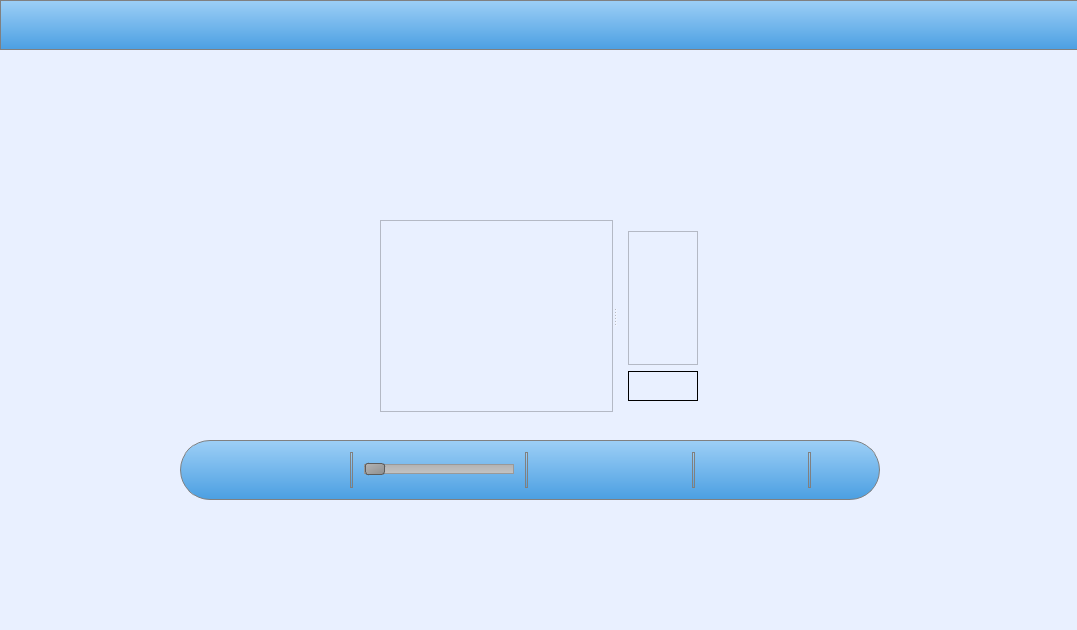
First picture: the form in ui/mainwindow.ui, repository bduminiuc/imageviewver, before the edit.
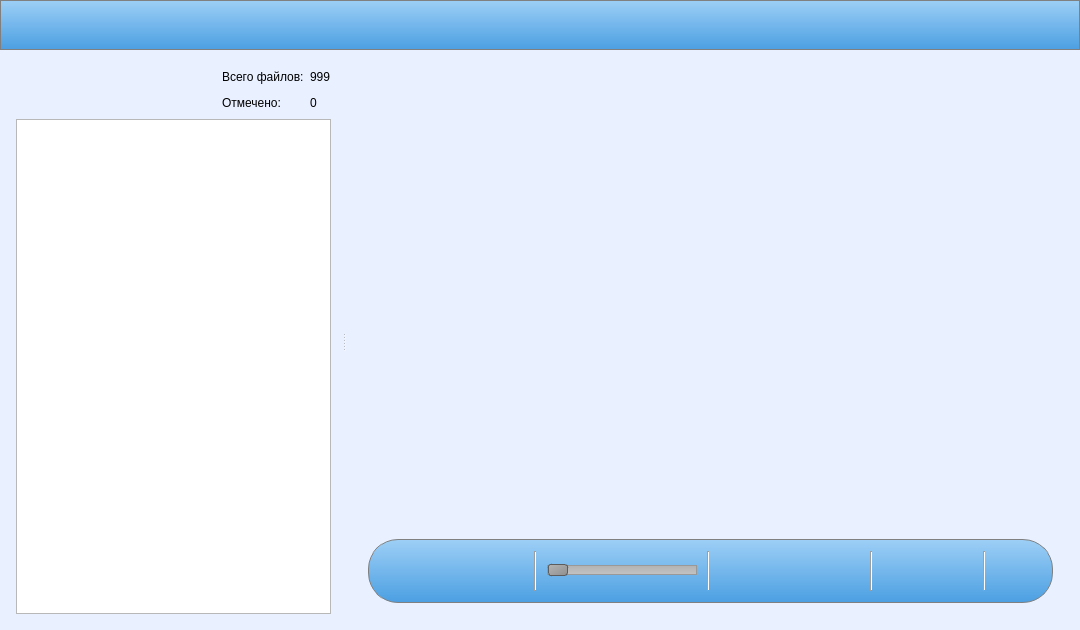
Second picture: the form after the edit. Icons and pictures are not drawn.

What changed in the file:
```diff
--- a/ui/mainwindow.ui
+++ b/ui/mainwindow.ui
@@ -6,7 +6,7 @@
    <rect>
     <x>0</x>
     <y>0</y>
-    <width>1077</width>
+    <width>1080</width>
     <height>630</height>
    </rect>
   </property>
@@ -18,42 +18,265 @@
     <normaloff>:/icons/images/Picture-Viewer-icon.ico</normaloff>:/icons/images/Picture-Viewer-icon.ico</iconset>
   </property>
   <property name="styleSheet">
-   <string notr="true">background-color: rgb(233, 240, 255);</string>
+   <string notr="true">QMainWindow#MainWindow { 
+	background-color: rgb(233, 240, 255);
+}
+
+QSplitter#splitter { margin: 0 5px; }
+
+QFrame#headerFrame, QFrame#toolBarFrame { 
+	background-color: qlineargradient(spread:pad, x1:0.5, y1:0, x2:0.5, y2:1, stop:0 rgba(157, 207, 246, 255), stop:0.5 rgba(116, 183, 236, 255), stop:1 rgba(75, 159, 226, 255));
+	border-radius: 30px;
+	border: 1px solid gray;
+}
+QPushButton {
+	background-color: transparent;
+	border-radius: 20px;
+}
+
+QPushButton:hover:!pressed {
+background-color: qlineargradient(spread:pad, x1:0.5, y1:0, x2:0.5, y2:1, stop:0 rgba(177, 227, 255, 255), stop:0.5 rgba(136, 203, 255, 255), stop:1 rgba(95, 179, 246, 255));
+}
+
+QPushButton:pressed {
+	background-color: qlineargradient(spread:pad, x1:0.5, y1:0, x2:0.5, y2:1, stop:0 rgba(255, 255, 255, 255), stop:1 rgba(230, 230, 230, 255));
+}</string>
   </property>
   <widget class="QWidget" name="centralWidget">
+   <layout class="QVBoxLayout" name="verticalLayout_2">
+    <property name="leftMargin">
+     <number>0</number>
+    </property>
+    <property name="topMargin">
+     <number>0</number>
+    </property>
+    <property name="rightMargin">
+     <number>0</number>
+    </property>
+    <property name="bottomMargin">
+     <number>5</number>
+    </property>
+    <item>
+     <widget class="QFrame" name="headerFrame">
+      <property name="minimumSize">
+       <size>
+        <width>0</width>
+        <height>50</height>
+       </size>
+      </property>
+      <property name="maximumSize">
+       <size>
+        <width>16777215</width>
+        <height>50</height>
+       </size>
+      </property>
+      <property name="styleSheet">
+       <string notr="true"/>
+      </property>
+      <property name="frameShape">
+       <enum>QFrame::StyledPanel</enum>
+      </property>
+      <property name="frameShadow">
+       <enum>QFrame::Raised</enum>
+      </property>
+      <layout class="QHBoxLayout" name="horizontalLayout_2">
+       <property name="topMargin">
+        <number>1</number>
+       </property>
+       <property name="bottomMargin">
+        <number>1</number>
+       </property>
+       <item>
+        <widget class="QPushButton" name="pushButtonOpen">
+         <property name="minimumSize">
+          <size>
+           <width>40</width>
+           <height>40</height>
+          </size>
+         </property>
+         <property name="maximumSize">
+          <size>
+           <width>40</width>
+           <height>40</height>
+          </size>
+         </property>
+         <property name="toolTip">
+          <string>Открыть</string>
+         </property>
+         <property name="styleSheet">
+          <string notr="true">border: none;</string>
+         </property>
+         <property name="text">
+          <string/>
+         </property>
+         <property name="icon">
+          <iconset resource="resources.qrc">
+           <normaloff>:/icons/images/Open.ico</normaloff>:/icons/images/Open.ico</iconset>
+         </property>
+         <property name="iconSize">
+          <size>
+           <width>24</width>
+           <height>24</height>
+          </size>
+         </property>
+        </widget>
+       </item>
+       <item>
+        <spacer name="horizontalSpacer">
+         <property name="orientation">
+          <enum>Qt::Horizontal</enum>
+         </property>
+         <property name="sizeHint" stdset="0">
+          <size>
+           <width>920</width>
+           <height>20</height>
+          </size>
+         </property>
+        </spacer>
+       </item>
+       <item>
+        <widget class="QPushButton" name="pushButtonHelp">
+         <property name="minimumSize">
+          <size>
+           <width>40</width>
+           <height>40</height>
+          </size>
+         </property>
+         <property name="maximumSize">
+          <size>
+           <width>40</width>
+           <height>40</height>
+          </size>
+         </property>
+         <property name="toolTip">
+          <string>Помощь</string>
+         </property>
+         <property name="text">
+          <string/>
+         </property>
+         <property name="icon">
+          <iconset resource="resources.qrc">
+           <normaloff>:/icons/images/Help.ico</normaloff>:/icons/images/Help.ico</iconset>
+         </property>
+         <property name="iconSize">
+          <size>
+           <width>24</width>
+           <height>24</height>
+          </size>
+         </property>
+        </widget>
+       </item>
+       <item>
+        <widget class="QPushButton" name="pushButtonSettings">
+         <property name="minimumSize">
+          <size>
+           <width>40</width>
+           <height>40</height>
+          </size>
+         </property>
+         <property name="maximumSize">
+          <size>
+           <width>40</width>
+           <height>40</height>
+          </size>
+         </property>
+         <property name="toolTip">
+          <string>Настройки</string>
+         </property>
+         <property name="text">
+          <string/>
+         </property>
+         <property name="icon">
+          <iconset resource="resources.qrc">
+           <normaloff>:/icons/images/Settings.ico</normaloff>:/icons/images/Settings.ico</iconset>
+         </property>
+         <property name="iconSize">
+          <size>
+           <width>24</width>
+           <height>24</height>
+          </size>
+         </property>
+        </widget>
+       </item>
+      </layout>
+     </widget>
+    </item>
+    <item>
    <widget class="QSplitter" name="splitter">
-    <property name="geometry">
-     <rect>
-      <x>380</x>
-      <y>220</y>
-      <width>329</width>
-      <height>192</height>
-     </rect>
+      <property name="styleSheet">
+       <string notr="true"/>
     </property>
     <property name="orientation">
      <enum>Qt::Horizontal</enum>
     </property>
-    <property name="childrenCollapsible">
-     <bool>false</bool>
-    </property>
-    <widget class="QTreeView" name="treeView">
-     <property name="minimumSize">
+      <widget class="QWidget" name="">
+       <layout class="QGridLayout" name="gridLayout">
+        <item row="0" column="0">
+         <spacer name="horizontalSpacer_2">
+          <property name="orientation">
+           <enum>Qt::Horizontal</enum>
+          </property>
+          <property name="sizeHint" stdset="0">
       <size>
-       <width>150</width>
-       <height>0</height>
-      </size>
-     </property>
-     <property name="maximumSize">
+            <width>40</width>
+            <height>20</height>
+           </size>
+          </property>
+         </spacer>
+        </item>
+        <item row="0" column="1">
+         <widget class="QLabel" name="label">
+          <property name="text">
+           <string>Всего файлов:</string>
+          </property>
+         </widget>
+        </item>
+        <item row="0" column="2">
+         <widget class="QLabel" name="label_2">
+          <property name="text">
+           <string>999</string>
+          </property>
+         </widget>
+        </item>
+        <item row="1" column="0">
+         <spacer name="horizontalSpacer_3">
+          <property name="orientation">
+           <enum>Qt::Horizontal</enum>
+          </property>
+          <property name="sizeHint" stdset="0">
       <size>
-       <width>300</width>
-       <height>16777215</height>
-      </size>
-     </property>
-    </widget>
-    <widget class="QWidget" name="layoutWidget">
+            <width>40</width>
+            <height>20</height>
+           </size>
+          </property>
+         </spacer>
+        </item>
+        <item row="1" column="1">
+         <widget class="QLabel" name="label_3">
+          <property name="text">
+           <string>Отмечено:</string>
+          </property>
+         </widget>
+        </item>
+        <item row="1" column="2">
+         <widget class="QLabel" name="label_4">
+          <property name="text">
+           <string>0</string>
+          </property>
+         </widget>
+        </item>
+        <item row="2" column="0" colspan="3">
+         <widget class="QTreeView" name="treeView"/>
+        </item>
+       </layout>
+      </widget>
+      <widget class="QWidget" name="">
      <layout class="QVBoxLayout" name="verticalLayout">
       <item>
        <widget class="QScrollArea" name="scrollArea">
+          <property name="styleSheet">
+           <string notr="true">background: transparent;</string>
+          </property>
         <property name="widgetResizable">
          <bool>true</bool>
         </property>
@@ -62,8 +285,8 @@
           <rect>
            <x>0</x>
            <y>0</y>
-           <width>69</width>
-           <height>152</height>
+             <width>791</width>
+             <height>481</height>
           </rect>
          </property>
         </widget>
@@ -71,59 +294,23 @@
       </item>
       <item>
        <widget class="QWidget" name="widget" native="true">
-        <property name="minimumSize">
-         <size>
-          <width>30</width>
-          <height>30</height>
-         </size>
-        </property>
-        <property name="styleSheet">
-         <string notr="true">border: 1px solid black</string>
-        </property>
-       </widget>
-      </item>
-     </layout>
-    </widget>
-   </widget>
+          <layout class="QHBoxLayout" name="horizontalLayout_3">
+           <item>
    <widget class="QFrame" name="toolBarFrame">
-    <property name="geometry">
-     <rect>
-      <x>180</x>
-      <y>440</y>
-      <width>700</width>
-      <height>60</height>
-     </rect>
-    </property>
     <property name="minimumSize">
      <size>
-      <width>450</width>
-      <height>60</height>
+               <width>550</width>
+               <height>0</height>
      </size>
     </property>
     <property name="maximumSize">
      <size>
-      <width>700</width>
+               <width>800</width>
       <height>100</height>
      </size>
     </property>
     <property name="styleSheet">
-     <string notr="true">QFrame { 
-	background-color: qlineargradient(spread:pad, x1:0.5, y1:0, x2:0.5, y2:1, stop:0 rgba(157, 207, 246, 255), stop:0.5 rgba(116, 183, 236, 255), stop:1 rgba(75, 159, 226, 255));
-	border-radius: 30px;
-	border: 1px solid gray;
-}
-QPushButton {
-	background-color: transparent;
-	border-radius: 20px;
-}
-
-QPushButton:hover:!pressed {
-background-color: qlineargradient(spread:pad, x1:0.5, y1:0, x2:0.5, y2:1, stop:0 rgba(177, 227, 255, 255), stop:0.5 rgba(136, 203, 255, 255), stop:1 rgba(95, 179, 246, 255));
-}
-
-QPushButton:pressed {
-	background-color: qlineargradient(spread:pad, x1:0.5, y1:0, x2:0.5, y2:1, stop:0 rgba(255, 255, 255, 255), stop:1 rgba(230, 230, 230, 255));
-}
+              <string notr="true">
 
 QSlider::groove:horizontal {
     border: 1px solid #999999;
@@ -512,175 +699,27 @@
      </item>
     </layout>
    </widget>
-   <widget class="QFrame" name="headerFrame">
-    <property name="geometry">
-     <rect>
-      <x>0</x>
-      <y>0</y>
-      <width>1081</width>
-      <height>50</height>
-     </rect>
-    </property>
-    <property name="minimumSize">
-     <size>
-      <width>0</width>
-      <height>50</height>
-     </size>
-    </property>
-    <property name="maximumSize">
-     <size>
-      <width>16777215</width>
-      <height>50</height>
-     </size>
-    </property>
-    <property name="styleSheet">
-     <string notr="true">QFrame { 
-	background-color: qlineargradient(spread:pad, x1:0.5, y1:0, x2:0.5, y2:1, stop:0 rgba(157, 207, 246, 255), stop:0.5 rgba(116, 183, 236, 255), stop:1 rgba(75, 159, 226, 255));
-	border: 1px solid gray;
-}
-
-QPushButton {
-	background-color: transparent;
-	border-radius: 20px;
-}
-
-QPushButton:hover:!pressed {
-background-color: qlineargradient(spread:pad, x1:0.5, y1:0, x2:0.5, y2:1, stop:0 rgba(177, 227, 255, 255), stop:0.5 rgba(136, 203, 255, 255), stop:1 rgba(95, 179, 246, 255));
-}
-
-QPushButton:pressed {
-	background-color: qlineargradient(spread:pad, x1:0.5, y1:0, x2:0.5, y2:1, stop:0 rgba(255, 255, 255, 255), stop:1 rgba(230, 230, 230, 255));
-}</string>
-    </property>
-    <property name="frameShape">
-     <enum>QFrame::StyledPanel</enum>
-    </property>
-    <property name="frameShadow">
-     <enum>QFrame::Raised</enum>
-    </property>
-    <layout class="QHBoxLayout" name="horizontalLayout_2">
-     <property name="topMargin">
-      <number>1</number>
-     </property>
-     <property name="bottomMargin">
-      <number>1</number>
-     </property>
-     <item>
-      <widget class="QPushButton" name="pushButtonCopy_2">
-       <property name="minimumSize">
-        <size>
-         <width>40</width>
-         <height>40</height>
-        </size>
-       </property>
-       <property name="maximumSize">
-        <size>
-         <width>40</width>
-         <height>40</height>
-        </size>
-       </property>
-       <property name="toolTip">
-        <string>Открыть</string>
-       </property>
-       <property name="styleSheet">
-        <string notr="true">border: none;</string>
-       </property>
-       <property name="text">
-        <string/>
-       </property>
-       <property name="icon">
-        <iconset resource="resources.qrc">
-         <normaloff>:/icons/images/Open.ico</normaloff>:/icons/images/Open.ico</iconset>
-       </property>
-       <property name="iconSize">
-        <size>
-         <width>24</width>
-         <height>24</height>
-        </size>
-       </property>
-      </widget>
-     </item>
-     <item>
-      <spacer name="horizontalSpacer">
-       <property name="orientation">
-        <enum>Qt::Horizontal</enum>
-       </property>
-       <property name="sizeHint" stdset="0">
-        <size>
-         <width>920</width>
-         <height>20</height>
-        </size>
-       </property>
-      </spacer>
-     </item>
-     <item>
-      <widget class="QPushButton" name="pushButtonCopy_4">
-       <property name="minimumSize">
-        <size>
-         <width>40</width>
-         <height>40</height>
-        </size>
-       </property>
-       <property name="maximumSize">
-        <size>
-         <width>40</width>
-         <height>40</height>
-        </size>
-       </property>
-       <property name="toolTip">
-        <string>Помощь</string>
-       </property>
+           </item>
+          </layout>
+         </widget>
+        </item>
+       </layout>
+      </widget>
+     </widget>
+    </item>
+   </layout>
+  </widget>
+  <action name="actionOpen">
        <property name="text">
-        <string/>
-       </property>
-       <property name="icon">
-        <iconset resource="resources.qrc">
-         <normaloff>:/icons/images/Help.ico</normaloff>:/icons/images/Help.ico</iconset>
-       </property>
-       <property name="iconSize">
-        <size>
-         <width>24</width>
-         <height>24</height>
-        </size>
-       </property>
-      </widget>
-     </item>
-     <item>
-      <widget class="QPushButton" name="pushButtonCopy_3">
-       <property name="minimumSize">
-        <size>
-         <width>40</width>
-         <height>40</height>
-        </size>
-       </property>
-       <property name="maximumSize">
-        <size>
-         <width>40</width>
-         <height>40</height>
-        </size>
-       </property>
+    <string>Открыть</string>
+   </property>
        <property name="toolTip">
-        <string>Настройки</string>
-       </property>
-       <property name="text">
-        <string/>
-       </property>
-       <property name="icon">
-        <iconset resource="resources.qrc">
-         <normaloff>:/icons/images/Settings.ico</normaloff>:/icons/images/Settings.ico</iconset>
-       </property>
-       <property name="iconSize">
-        <size>
-         <width>24</width>
-         <height>24</height>
-        </size>
-       </property>
-      </widget>
-     </item>
-    </layout>
-   </widget>
-  </widget>
-  <widget class="QStatusBar" name="statusBar"/>
+    <string>Открыть</string>
+   </property>
+   <property name="shortcut">
+    <string>Ctrl+O</string>
+   </property>
+  </action>
  </widget>
  <layoutdefault spacing="6" margin="11"/>
  <resources>
```
Left out of the diff: 19 changed lines with no effect on the pictures. Lines whose indentation alone changed are shown as unchanged.
